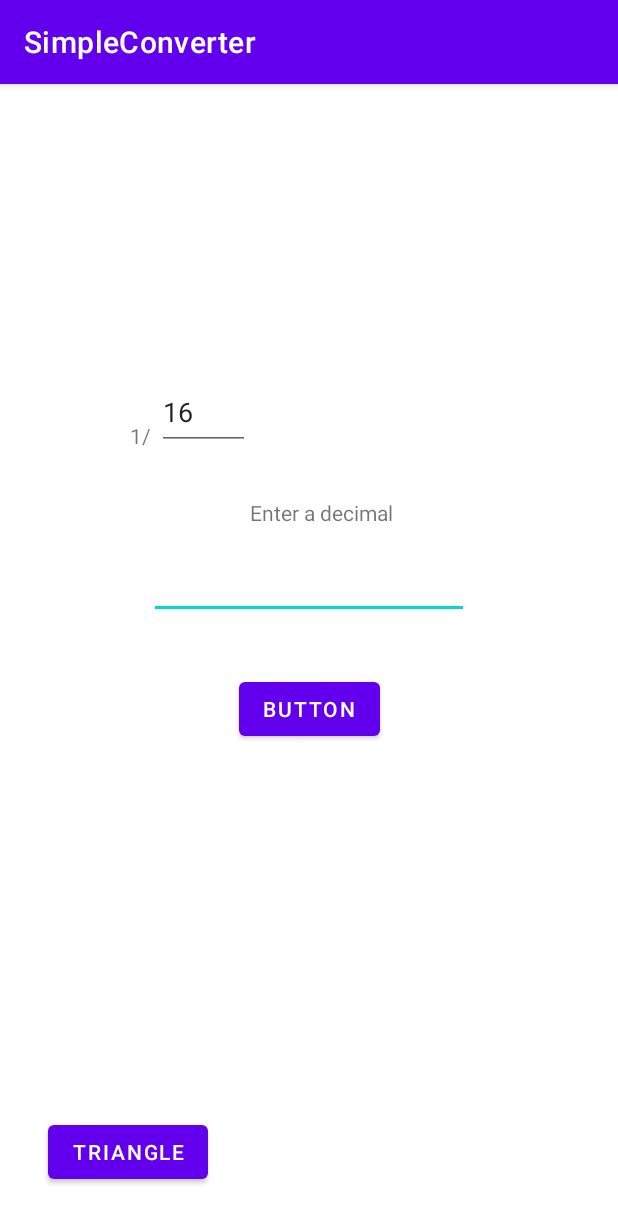
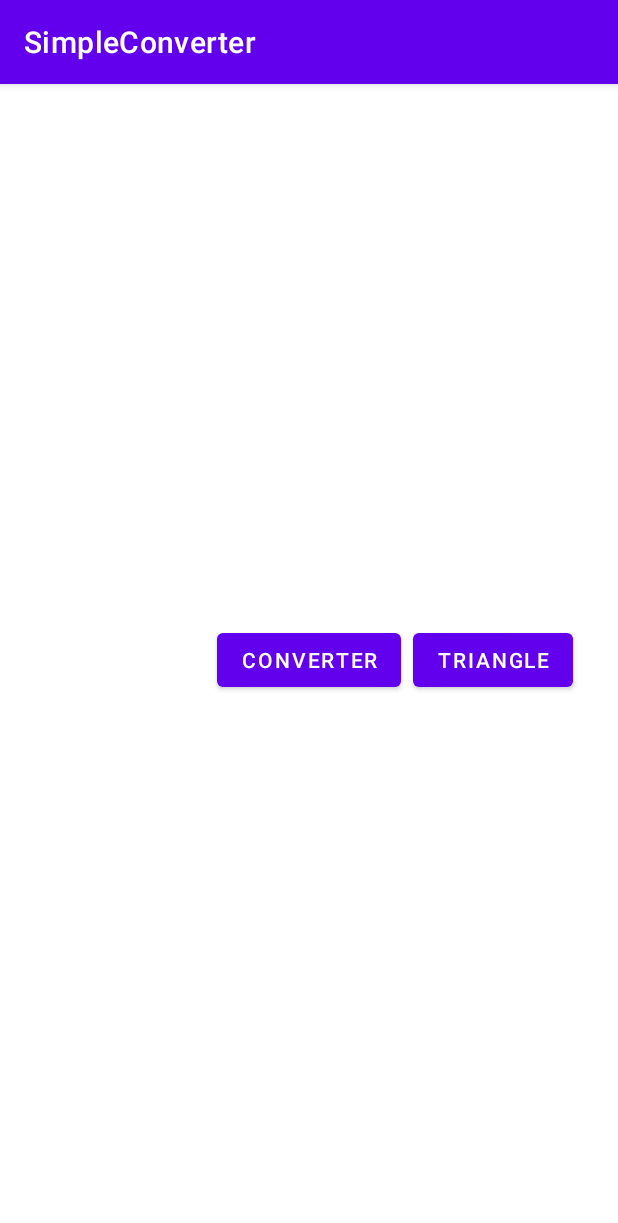
Before and after one commit to GregRH/SimpleConverter, an Android app: the screen it shows after launch (MainActivity), on a phone screen of 412 x 824 dp. Shown: the top 1223 px of the screen. Run offline under Robolectric (Android 15) with nearby library versions, the phone set to English and light mode, and no system bars.

Commit message:
Moved the converter into it's own activity and refined it slightly

```diff
--- a/app/src/main/AndroidManifest.xml
+++ b/app/src/main/AndroidManifest.xml
@@ -9,6 +9,9 @@
         android:roundIcon="@mipmap/ic_launcher_round"
         android:supportsRtl="true"
         android:theme="@style/Theme.SimpleConverter">
+        <activity
+            android:name=".ConverterActivity"
+            android:exported="true" />
         <activity
             android:name=".TriangleActivity"
             android:exported="true" />
--- a/app/src/main/res/layout/activity_main.xml
+++ b/app/src/main/res/layout/activity_main.xml
@@ -6,68 +6,25 @@
     android:layout_height="match_parent"
     tools:context=".MainActivity">
 
-    <TextView
-        android:id="@+id/txtResult"
-        android:layout_width="wrap_content"
-        android:layout_height="wrap_content"
-        android:text="Hello World!"
-        app:layout_constraintBottom_toBottomOf="parent"
-        app:layout_constraintHorizontal_bias="0.526"
-        app:layout_constraintLeft_toLeftOf="parent"
-        app:layout_constraintRight_toRightOf="parent"
-        app:layout_constraintTop_toTopOf="parent"
-        app:layout_constraintVertical_bias="0.369" />
-
-    <EditText
-        android:id="@+id/numInput"
-        android:layout_width="wrap_content"
-        android:layout_height="wrap_content"
-        android:layout_marginTop="16dp"
-        android:ems="10"
-        android:inputType="numberDecimal"
-        app:layout_constraintEnd_toEndOf="parent"
-        app:layout_constraintStart_toStartOf="parent"
-        app:layout_constraintTop_toBottomOf="@+id/txtResult" />
-
     <Button
         android:id="@+id/button"
         android:layout_width="wrap_content"
         android:layout_height="wrap_content"
-        android:layout_marginTop="36dp"
-        android:text="Button"
+        android:onClick="onBtnClick"
+        android:text="Converter"
+        app:layout_constraintBottom_toBottomOf="parent"
         app:layout_constraintEnd_toEndOf="parent"
         app:layout_constraintStart_toStartOf="parent"
-        app:layout_constraintTop_toBottomOf="@+id/numInput"
-        android:onClick="onBtnClick"/>
-
-    <EditText
-        android:id="@+id/numFrac"
-        android:layout_width="62dp"
-        android:layout_height="50dp"
-        android:layout_marginBottom="32dp"
-        android:ems="10"
-        android:inputType="number"
-        app:layout_constraintBottom_toTopOf="@+id/txtResult"
-        app:layout_constraintEnd_toStartOf="@+id/txtResult" />
-
-    <TextView
-        android:id="@+id/txtOne"
-        android:layout_width="wrap_content"
-        android:layout_height="wrap_content"
-        android:layout_marginEnd="4dp"
-        android:text="1/"
-        app:layout_constraintBottom_toBottomOf="@+id/numFrac"
-        app:layout_constraintEnd_toStartOf="@+id/numFrac" />
+        app:layout_constraintTop_toTopOf="parent" />
 
     <Button
         android:id="@+id/triangleButton"
         android:layout_width="wrap_content"
         android:layout_height="wrap_content"
-        android:layout_marginStart="32dp"
-        android:layout_marginBottom="32dp"
+        android:layout_marginStart="8dp"
+        android:onClick="toTriangle"
         android:text="Triangle"
-        app:layout_constraintBottom_toBottomOf="parent"
-        app:layout_constraintStart_toStartOf="parent"
-        android:onClick="toTriangle"/>
+        app:layout_constraintBottom_toBottomOf="@+id/button"
+        app:layout_constraintStart_toEndOf="@+id/button" />
 
 </androidx.constraintlayout.widget.ConstraintLayout>
```
Also changed, not shown: app/src/main/java/com/example/simpleconverter/ConverterActivity.java (added, +63 -0 lines), app/src/main/java/com/example/simpleconverter/MainActivity.java (+2 -31 lines), app/src/main/java/com/example/simpleconverter/utils.java (+10 -3 lines), app/src/main/res/layout/activity_converter.xml (added, +70 -0 lines).
